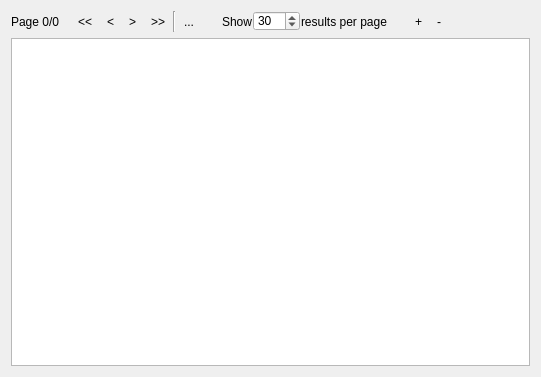
Above: src/widgets/resultview.ui from FrenchDilettante/dbmaster before the change. Below: the same form after it.
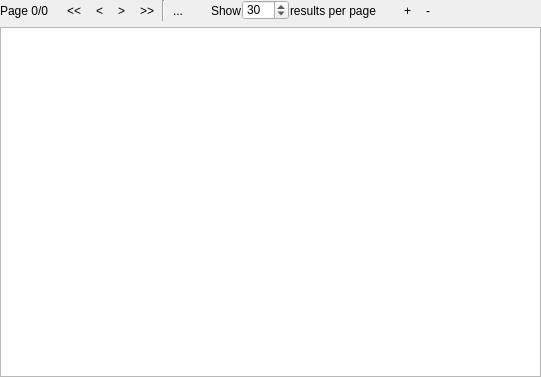
That is the form after the change. Icons and pictures are not drawn.

```diff
--- a/src/widgets/resultview.ui
+++ b/src/widgets/resultview.ui
@@ -11,6 +11,9 @@
    </rect>
   </property>
   <layout class="QGridLayout" name="gridLayout_2">
+   <property name="margin">
+    <number>0</number>
+   </property>
    <item row="0" column="0">
     <widget class="QStackedWidget" name="stackedWidget">
      <property name="currentIndex">
```
